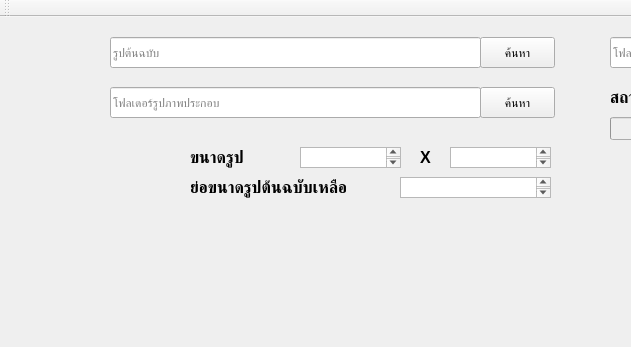
This is mainwindow.ui in ehere/MosaicImage as Qt 5 draws it before an edit; both pictures show x 0 to 631 and y 0 to 347 of the 1199 by 775 pixel window. The edited form follows.
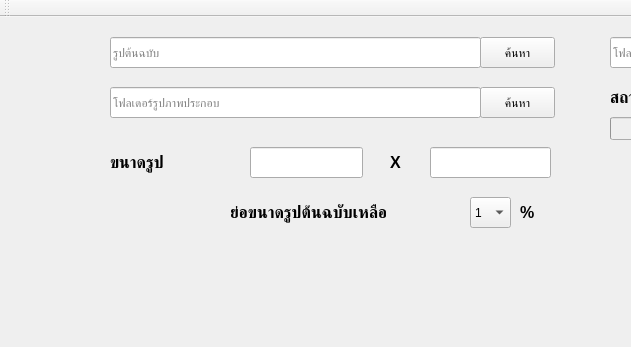
This is the edited form.

Commit message: get value from combovox

```diff
--- a/mainwindow.ui
+++ b/mainwindow.ui
@@ -52,33 +52,13 @@
      <bool>true</bool>
     </property>
    </widget>
-   <widget class="QTextBrowser" name="height">
-    <property name="geometry">
-     <rect>
-      <x>450</x>
-      <y>130</y>
-      <width>101</width>
-      <height>21</height>
-     </rect>
-    </property>
-   </widget>
-   <widget class="QTextBrowser" name="width">
-    <property name="geometry">
-     <rect>
-      <x>300</x>
-      <y>130</y>
-      <width>101</width>
-      <height>21</height>
-     </rect>
-    </property>
-   </widget>
    <widget class="QLabel" name="label_2">
     <property name="geometry">
      <rect>
-      <x>420</x>
+      <x>390</x>
       <y>130</y>
       <width>16</width>
-      <height>21</height>
+      <height>31</height>
      </rect>
     </property>
     <property name="font">
@@ -95,10 +75,10 @@
    <widget class="QLabel" name="label_3">
     <property name="geometry">
      <rect>
-      <x>190</x>
+      <x>110</x>
       <y>130</y>
-      <width>61</width>
-      <height>21</height>
+      <width>141</width>
+      <height>31</height>
      </rect>
     </property>
     <property name="font">
@@ -115,10 +95,10 @@
    <widget class="QLabel" name="label_4">
     <property name="geometry">
      <rect>
-      <x>190</x>
-      <y>160</y>
-      <width>181</width>
-      <height>21</height>
+      <x>230</x>
+      <y>180</y>
+      <width>221</width>
+      <height>31</height>
      </rect>
     </property>
     <property name="font">
@@ -132,16 +112,6 @@
      <string>ย่อขนาดรูปต้นฉบับเหลือ</string>
     </property>
    </widget>
-   <widget class="QTextBrowser" name="percentage">
-    <property name="geometry">
-     <rect>
-      <x>400</x>
-      <y>160</y>
-      <width>151</width>
-      <height>21</height>
-     </rect>
-    </property>
-   </widget>
    <widget class="QLabel" name="label_5">
     <property name="geometry">
      <rect>
@@ -325,6 +295,106 @@
      <string>เริ่มทำงาน</string>
     </property>
    </widget>
+   <widget class="QLineEdit" name="lineEdit">
+    <property name="geometry">
+     <rect>
+      <x>250</x>
+      <y>130</y>
+      <width>113</width>
+      <height>31</height>
+     </rect>
+    </property>
+   </widget>
+   <widget class="QLineEdit" name="lineEdit_2">
+    <property name="geometry">
+     <rect>
+      <x>430</x>
+      <y>130</y>
+      <width>121</width>
+      <height>31</height>
+     </rect>
+    </property>
+   </widget>
+   <widget class="QComboBox" name="comboBox">
+    <property name="geometry">
+     <rect>
+      <x>470</x>
+      <y>180</y>
+      <width>41</width>
+      <height>31</height>
+     </rect>
+    </property>
+    <item>
+     <property name="text">
+      <string>1</string>
+     </property>
+    </item>
+    <item>
+     <property name="text">
+      <string>2</string>
+     </property>
+    </item>
+    <item>
+     <property name="text">
+      <string>3</string>
+     </property>
+    </item>
+    <item>
+     <property name="text">
+      <string>4</string>
+     </property>
+    </item>
+    <item>
+     <property name="text">
+      <string>5</string>
+     </property>
+    </item>
+    <item>
+     <property name="text">
+      <string>6</string>
+     </property>
+    </item>
+    <item>
+     <property name="text">
+      <string>7</string>
+     </property>
+    </item>
+    <item>
+     <property name="text">
+      <string>8</string>
+     </property>
+    </item>
+    <item>
+     <property name="text">
+      <string>9</string>
+     </property>
+    </item>
+    <item>
+     <property name="text">
+      <string>10</string>
+     </property>
+    </item>
+   </widget>
+   <widget class="QLabel" name="label_8">
+    <property name="geometry">
+     <rect>
+      <x>520</x>
+      <y>180</y>
+      <width>31</width>
+      <height>31</height>
+     </rect>
+    </property>
+    <property name="font">
+     <font>
+      <pointsize>12</pointsize>
+      <weight>75</weight>
+      <bold>true</bold>
+     </font>
+    </property>
+    <property name="text">
+     <string>%</string>
+    </property>
+   </widget>
   </widget>
   <widget class="QMenuBar" name="menuBar">
    <property name="geometry">
```
The commit also changes 2 other files.
